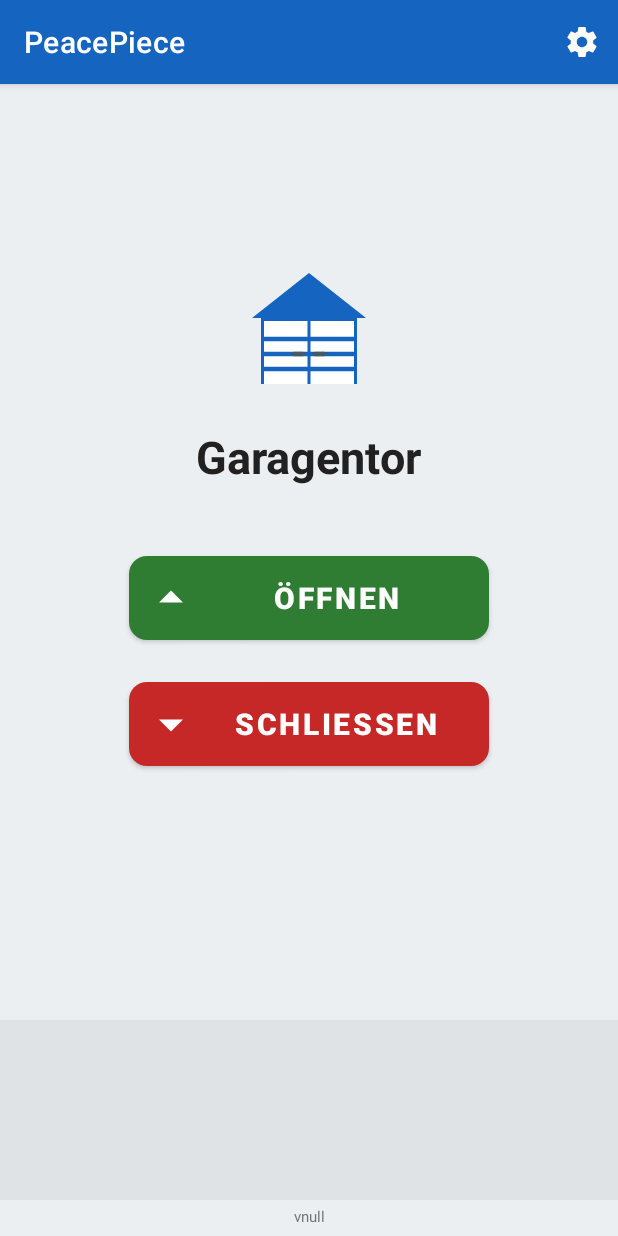
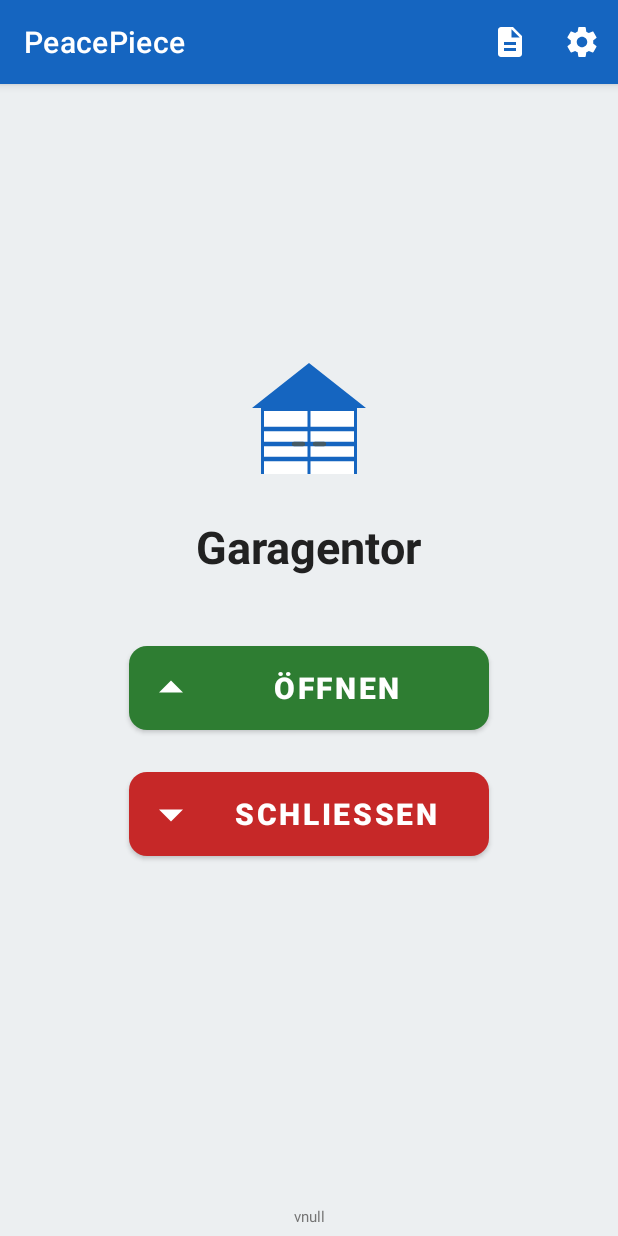
Before and after one commit to HeZumbu23/PeacePiece, an Android app: the screen it shows after launch (MainActivity), on a phone screen of 412 x 824 dp. Run offline under Robolectric (Android 15) with nearby library versions, the phone set to English and light mode, and no system bars.

Commit message:
feat: move log to separate screen, add log icon in toolbar
Log entries stored in AppLog singleton, accessible via new LogActivity
(toolbar icon). Main screen no longer obscured — only status text shown.
Log screen has timestamps, monospace font, and a clear button.

Co-Authored-By: Claude Sonnet 4.6 <noreply@anthropic.com>
Claude-Session: https://claude.ai/code/session_01HBbCGXmUhQPggf1X13Xn4w

```diff
--- a/app/src/main/AndroidManifest.xml
+++ b/app/src/main/AndroidManifest.xml
@@ -25,6 +25,10 @@
             android:name=".SettingsActivity"
             android:exported="false" />
 
+        <activity
+            android:name=".LogActivity"
+            android:exported="false" />
+
     </application>
 
 </manifest>
--- /dev/null
+++ b/app/src/main/res/drawable/ic_log.xml
@@ -0,0 +1,10 @@
+<vector xmlns:android="http://schemas.android.com/apk/res/android"
+    android:width="24dp"
+    android:height="24dp"
+    android:viewportWidth="24"
+    android:viewportHeight="24"
+    android:tint="@color/white">
+    <path
+        android:fillColor="@color/white"
+        android:pathData="M14,2H6C4.9,2 4,2.9 4,4v16c0,1.1 0.9,2 2,2h12c1.1,0 2,-0.9 2,-2V8L14,2zM16,18H8v-2h8V18zM16,14H8v-2h8V14zM13,9V3.5L18.5,9H13z" />
+</vector>
--- a/app/src/main/res/layout/activity_main.xml
+++ b/app/src/main/res/layout/activity_main.xml
@@ -83,27 +83,6 @@
 
     </LinearLayout>
 
-    <ScrollView
-        android:id="@+id/logScroll"
-        android:layout_width="match_parent"
-        android:layout_height="120dp"
-        android:background="#0D000000"
-        android:paddingStart="10dp"
-        android:paddingEnd="10dp"
-        android:paddingTop="6dp"
-        android:paddingBottom="6dp">
-
-        <TextView
-            android:id="@+id/logText"
-            android:layout_width="match_parent"
-            android:layout_height="wrap_content"
-            android:textSize="10sp"
-            android:fontFamily="monospace"
-            android:textColor="@color/text_secondary"
-            android:lineSpacingExtra="2dp" />
-
-    </ScrollView>
-
     <TextView
         android:id="@+id/versionText"
         android:layout_width="match_parent"
--- a/app/src/main/res/menu/main_menu.xml
+++ b/app/src/main/res/menu/main_menu.xml
@@ -1,6 +1,11 @@
 <?xml version="1.0" encoding="utf-8"?>
 <menu xmlns:android="http://schemas.android.com/apk/res/android"
     xmlns:app="http://schemas.android.com/apk/res-auto">
+    <item
+        android:id="@+id/action_log"
+        android:title="@string/log_title"
+        android:icon="@drawable/ic_log"
+        app:showAsAction="always" />
     <item
         android:id="@+id/action_settings"
         android:title="@string/settings_title"
--- a/app/src/main/res/values/strings.xml
+++ b/app/src/main/res/values/strings.xml
@@ -35,4 +35,9 @@
     <!-- Action labels -->
     <string name="action_opening">geöffnet</string>
     <string name="action_closing">geschlossen</string>
+
+    <!-- Log -->
+    <string name="log_title">Log</string>
+    <string name="log_clear">Log leeren</string>
+    <string name="log_empty">(kein Eintrag)</string>
 </resources>
```
Also changed, not shown: app/src/main/java/io/github/hezumbu23/peacepiece/AppLog.kt (added, +19 -0 lines), app/src/main/java/io/github/hezumbu23/peacepiece/LogActivity.kt (added, +33 -0 lines), app/src/main/java/io/github/hezumbu23/peacepiece/MainActivity.kt (+13 -21 lines), app/src/main/res/layout/activity_log.xml (added, +45 -0 lines).
